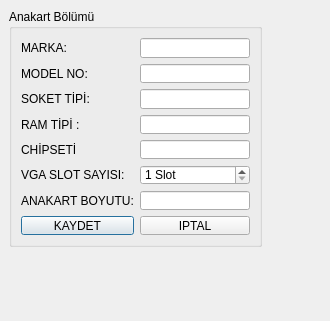
onur35iii/TeknolojiMarketiOtomasyonu, file UI/VeriFormlari/tmoyenianakarttanimlamaformu.ui: the form before one commit.
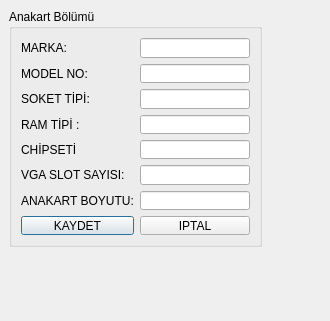
The form after the commit.

What changed in the file:
```diff
--- a/UI/VeriFormlari/tmoyenianakarttanimlamaformu.ui
+++ b/UI/VeriFormlari/tmoyenianakarttanimlamaformu.ui
@@ -97,20 +97,7 @@
        <string>VGA SLOT SAYISI:</string>
       </property>
       <property name="buddy">
-       <cstring>SBVGASlotSayisi</cstring>
-      </property>
-     </widget>
-    </item>
-    <item row="5" column="1">
-     <widget class="QSpinBox" name="SBVGASlotSayisi">
-      <property name="suffix">
-       <string> Slot</string>
-      </property>
-      <property name="minimum">
-       <number>1</number>
-      </property>
-      <property name="maximum">
-       <number>6</number>
+       <cstring>LEVGASlotSayisi</cstring>
       </property>
      </widget>
     </item>
@@ -141,6 +128,9 @@
       </property>
      </widget>
     </item>
+    <item row="5" column="1">
+     <widget class="QLineEdit" name="LEVGASlotSayisi"/>
+    </item>
    </layout>
   </widget>
  </widget>
```
Left out of the diff: 2 changed lines with no effect on the pictures.
